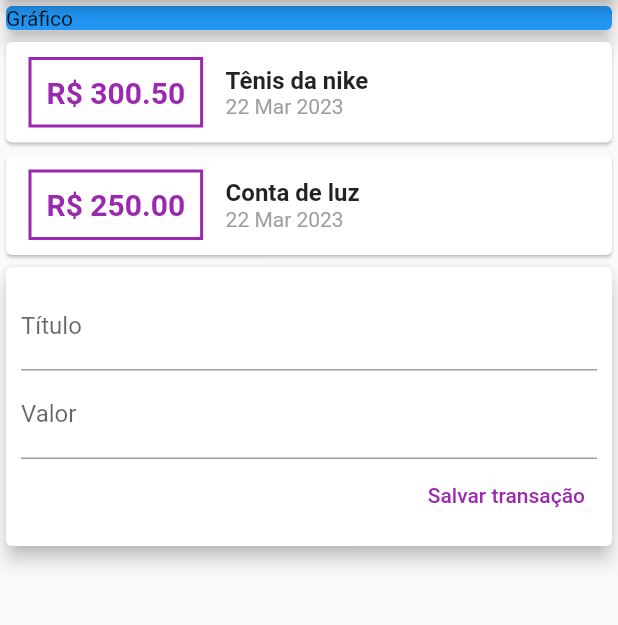
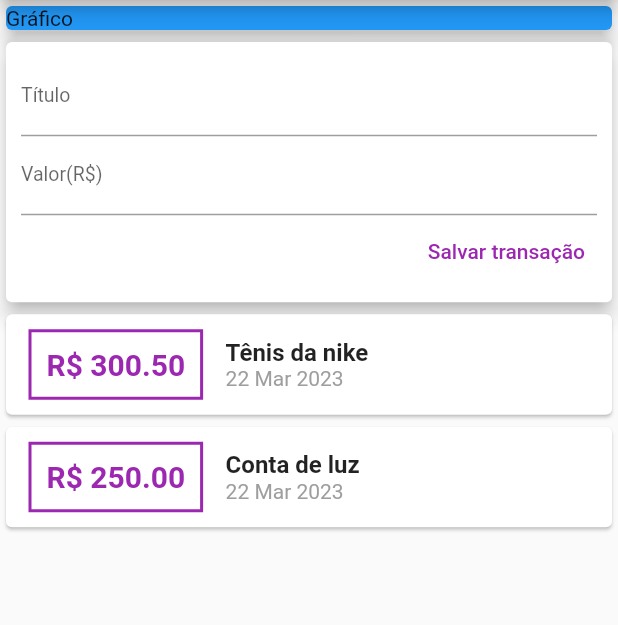
Before and after one commit to juannobert/despesas-pessoais-flutter, a Flutter app: the screen it shows after launch, on a phone screen of 412 x 824 dp, the part 84-709 px from its top. Run offline on Flutter 3.47's test engine with Material 2 defaults, Android fonts, the phone set to English and light mode, and no system bars.

Commit message:
Tornando a listagem de transaçãoes rolavel

```diff
--- /dev/null
+++ b/lib/components/transaction_form.dart
@@ -0,0 +1,59 @@
+import 'package:flutter/material.dart';
+
+class TransactionForm extends StatelessWidget{
+  TransactionForm(this.onSubmit,{super.key});
+
+  final Function(String,double) onSubmit;
+  final titleController = TextEditingController();
+  final valueController = TextEditingController();
+
+
+  @override
+  Widget build(BuildContext context) {
+    return  Card(
+            elevation: 5,
+            child: Padding(
+              padding: const EdgeInsets.all(10),
+              child: Column(children:  [
+                TextField(
+                controller: titleController,
+                style: const TextStyle(
+                    fontSize: 13
+                  ),
+                  decoration: const InputDecoration(
+                    labelText:"Título"
+                  ),
+                ),
+                TextField(
+                  controller: valueController,
+                  style: const TextStyle(
+                    fontSize: 13
+                  ),
+                  decoration: const InputDecoration(
+                    labelText:"Valor(R\$)",
+
+                  ),
+                ),
+                Row(
+                  mainAxisAlignment: MainAxisAlignment.end,
+                  children:  [
+                    TextButton(
+                    onPressed: () {
+                      String title = titleController.text;
+                      //Tenta converter para double, se der erro retorna 0.0
+                      double value = double.tryParse(valueController.text) ?? 0.0;
+                      onSubmit(title,value);
+                     },
+                    style: TextButton.styleFrom(
+                      foregroundColor: Colors.purple,
+                    ),
+                    child:  const Text("Salvar transação"),
+
+                    ),
+                  ],
+                )
+              ]),
+            )
+    );
+  }
+}
--- /dev/null
+++ b/lib/components/transaction_user.dart
@@ -0,0 +1,54 @@
+import 'package:expenses/components/transaction_form.dart';
+import 'package:expenses/components/transactions_list.dart';
+import 'package:expenses/models/transaction.dart';
+import 'package:flutter/material.dart';
+
+class TransactionUser extends StatefulWidget {
+  const TransactionUser({super.key});
+
+  @override
+  State<TransactionUser> createState() => _TransactionUserState();
+}
+
+
+
+class _TransactionUserState extends State<TransactionUser> {
+  _addTransaction(String title,double value){
+    final newTransaction = Transaction(
+      id: '',
+      title: title,
+      value: value,
+      date: DateTime.now(),
+    );
+
+   setState(() {
+     _transactions.add(newTransaction);
+   });
+  }
+
+  final  _transactions = [
+    Transaction(
+      id : 't1',
+      title : 'Tênis da nike',
+      date: DateTime.now(),
+      value: 300.50
+    ),
+     Transaction(
+      id : 't2',
+      title : 'Conta de luz',
+      date: DateTime.now(),
+      value: 250
+    ),
+
+  ];
+
+  @override
+  Widget build(BuildContext context) {
+    return Column(
+      children: [
+        TransactionForm(_addTransaction),
+        TransactionList(_transactions)
+      ],
+    );
+  }
+}
--- /dev/null
+++ b/lib/components/transactions_list.dart
@@ -0,0 +1,65 @@
+import 'package:expenses/models/transaction.dart';
+import 'package:flutter/material.dart';
+import 'package:intl/intl.dart';
+
+class TransactionList extends StatelessWidget {
+  const TransactionList(this.transactionList,{super.key});
+  final List<Transaction> transactionList;
+
+  @override
+  Widget build(BuildContext context) {
+    return SizedBox(
+      height: 350,
+      child: SingleChildScrollView( // Tornando compoenete rolavel (precisa ter uma altura)
+        child: Column(
+            children:
+              transactionList.map((tr) {
+                return Card(
+                  child : Row(children: [
+                    Container(
+                      margin: const EdgeInsets.symmetric(
+                        horizontal: 15,
+                        vertical: 10
+                      ),
+                      decoration: BoxDecoration(
+                        border: Border.all(
+                          color: Colors.purple,
+                          width: 2
+                        ),
+                      ),
+                      padding: const EdgeInsets.all(10),
+                      child: Text(
+                        'R\$ ${tr.value.toStringAsFixed(2)}',
+                        style: const TextStyle(
+                          fontWeight: FontWeight.bold,
+                          fontSize: 20,
+                          color: Colors.purple
+                        ),
+                        ),
+                    ),
+                    Column(
+                      crossAxisAlignment: CrossAxisAlignment.start,
+                      children: [
+                        Text(
+                          tr.title,
+                          style: const TextStyle(
+                            fontSize: 16,
+                            fontWeight: FontWeight.bold
+                          ),),
+                        Text(
+                          DateFormat('d MMM y').format(tr.date),
+                          style: const TextStyle(
+                            color: Colors.grey
+                          )
+                        )
+                      ],
+                    )
+                  ],
+                  )
+                );
+              }).toList(), // Retorna uma lista de cards que são widgets
+           ),
+      ),
+    );
+  }
+}
--- a/lib/main.dart
+++ b/lib/main.dart
@@ -1,7 +1,5 @@
-import 'package:expenses/models/transaction.dart';
+import 'package:expenses/components/transaction_user.dart';
 import 'package:flutter/material.dart';
-import 'package:intl/intl.dart';
-
 main() => runApp(const ExpensesApp());
 
 class ExpensesApp extends StatelessWidget {
@@ -19,21 +17,10 @@ class ExpensesApp extends StatelessWidget {
 class MyHomePage extends StatelessWidget{
   MyHomePage({super.key});
 
-  final  _transactions = [
-    Transaction(
-      id : 't1',
-      title : 'Tênis da nike',
-      date: DateTime.now(),
-      value: 300.50
-    ),
-     Transaction(
-      id : 't2',
-      title : 'Conta de luz',
-      date: DateTime.now(),
-      value: 250
-    ),
+  final titleController = TextEditingController();
+  final valueController = TextEditingController();
 
-  ];
+
   @override
   Widget build(BuildContext context) {
     return Scaffold(
@@ -42,97 +29,21 @@ class MyHomePage extends StatelessWidget{
           "Despesas Pessoais"
         )
       ),
-      body: Column(
+      body:  SingleChildScrollView ( // Tornando tela inteira rolavel
+        child: Column(
           crossAxisAlignment: CrossAxisAlignment.stretch, //Estica os elemento ao máximo sem precisar definir a largura
           children: [
-        SizedBox(
+          const SizedBox(
             width: double.infinity,
             child: Card(
-            child:  Text("Gráfico"),
               color: Colors.blue,
               elevation: 5,
+              child: Text("Gráfico"),
             ),
           ),
-       Column(
-        children:
-          _transactions.map((tr) {
-            return Card(
-              child : Row(children: [
-                Container(
-                  margin: const EdgeInsets.symmetric(
-                    horizontal: 15,
-                    vertical: 10
-                  ),
-                  decoration: BoxDecoration(
-                    border: Border.all(
-                      color: Colors.purple,
-                      width: 2
-                    ),
-                  ),
-                  padding: const EdgeInsets.all(10),
-                  child: Text(
-                    'R\$ ${tr.value.toStringAsFixed(2)}',
-                    style: const TextStyle(
-                      fontWeight: FontWeight.bold,
-                      fontSize: 20,
-                      color: Colors.purple
-                    ),
-                    ),
-                ),
-                Column(
-                  crossAxisAlignment: CrossAxisAlignment.start,
-                  children: [
-                    Text(
-                      tr.title,
-                      style: const TextStyle(
-                        fontSize: 16,
-                        fontWeight: FontWeight.bold
-                      ),),
-                    Text(
-                      DateFormat('d MMM y').format(tr.date),
-                      style: const TextStyle(
-                        color: Colors.grey
+          TransactionUser()
+        ],),
       )
-                    )
-                  ],
-                )
-              ],
-              )
-            );
-          }).toList(), // Retorna uma lista de cards que são widgets
-       ),
-       Card(
-            elevation: 5,
-            child: Padding(
-              padding: const EdgeInsets.all(10),
-              child: Column(children:  [
-               const TextField(
-                  decoration:  InputDecoration(
-                    labelText:"Título"
-                  ),
-                ),
-                const TextField(
-                  decoration:  InputDecoration(
-                    labelText:"Valor"
-                  ),
-                ),
-                Row(
-                  mainAxisAlignment: MainAxisAlignment.end,
-                  children:  [
-                    TextButton(
-                    onPressed: () {},
-                    style: TextButton.styleFrom(
-                      foregroundColor: Colors.purple,
-                    ),
-                    child:  const Text("Salvar transação"),
-
-                    ),
-                  ],
-                )
-              ]),
-            ),
-          )
-      ],)
     );
   }
 
```
Also changed, not shown: 1 other file. Lines whose indentation alone changed are shown as unchanged.
